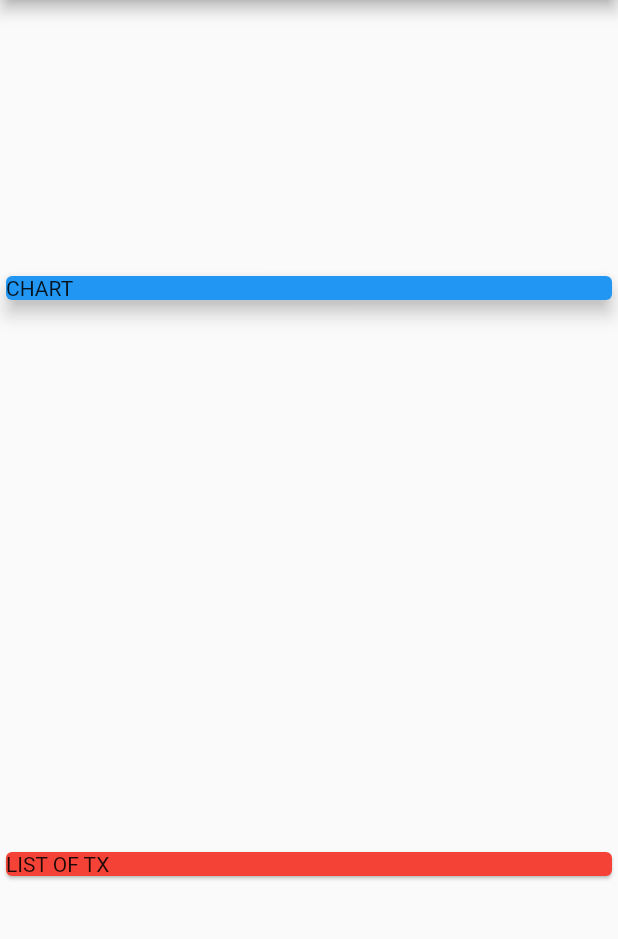
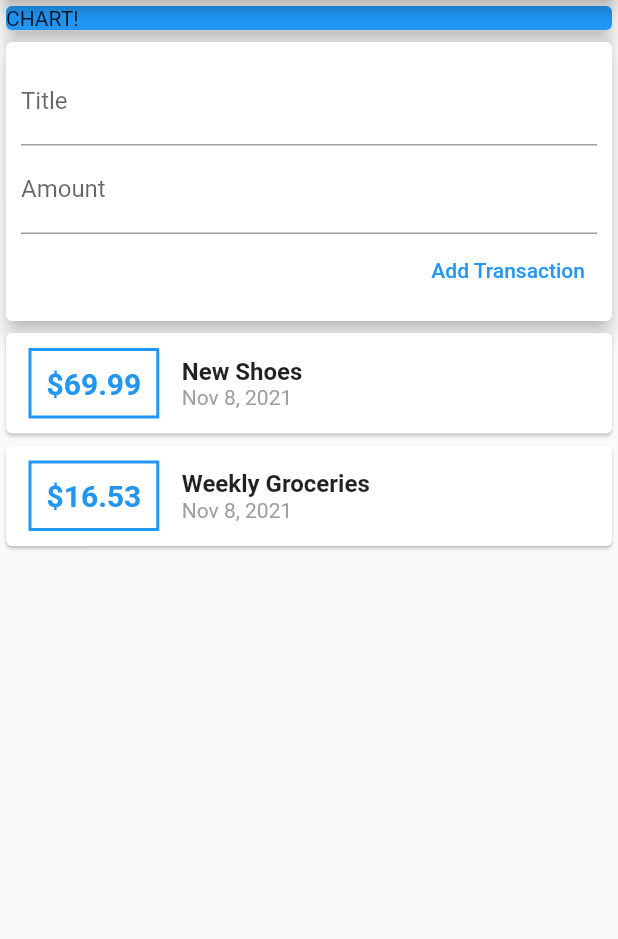
Before and after one commit to davidaodejobi/Flutter-and-Dart-Course, a Flutter app: the screen it shows after launch, on a phone screen of 412 x 824 dp, the part 84-1023 px from its top. Run offline on Flutter 3.47's test engine with Material 2 defaults, Android fonts, the phone set to English and light mode, and no system bars.

Commit message:
transaction card built, intl package added to format date-time. text fields added for text inputs

```diff
--- a/expenses_tracker/lib/main.dart
+++ b/expenses_tracker/lib/main.dart
@@ -1,4 +1,7 @@
 import 'package:flutter/material.dart';
+import 'package:intl/intl.dart';
+
+import 'transaction.dart';
 
 void main() {
   runApp(const MyApp());
@@ -28,6 +31,21 @@ class Homepage extends StatefulWidget {
 }
 
 class _HomepageState extends State<Homepage> {
+  final List<Transaction> transactions = [
+    Transaction(
+      id: 't1',
+      title: 'New Shoes',
+      amount: 69.99,
+      date: DateTime.now(),
+    ),
+    Transaction(
+      id: 't2',
+      title: 'Weekly Groceries',
+      amount: 16.53,
+      date: DateTime.now(),
+    ),
+  ];
+
   @override
   Widget build(BuildContext context) {
     return Scaffold(
@@ -35,20 +53,86 @@ class _HomepageState extends State<Homepage> {
         title: const Text('Expenses Tracker'),
       ),
       body: Column(
-        mainAxisAlignment: MainAxisAlignment.spaceAround,
+        // mainAxisAlignment: MainAxisAlignment.start,
         crossAxisAlignment: CrossAxisAlignment.stretch,
-        children: [
-          Container(
+        children: <Widget>[
+          const SizedBox(
             width: double.infinity,
-            child: const Card(
+            child: Card(
               color: Colors.blue,
-              child: Text('CHART'),
+              child: Text('CHART!'),
               elevation: 5,
             ),
           ),
-          const Card(
-            color: Colors.red,
-            child: Text('LIST OF TX'),
+          Card(
+            elevation: 5,
+            child: Container(
+              padding: const EdgeInsets.all(10),
+              child: Column(
+                crossAxisAlignment: CrossAxisAlignment.end,
+                children: [
+                  const TextField(
+                    decoration: InputDecoration(labelText: 'Title'),
+                  ),
+                  const TextField(
+                    decoration: InputDecoration(labelText: 'Amount'),
+                  ),
+                  TextButton(
+                    child: const Text('Add Transaction'),
+                    onPressed: () {},
+                  ),
+                ],
+              ),
+            ),
+          ),
+          Column(
+            children: transactions.map((tx) {
+              return Card(
+                child: Row(
+                  children: <Widget>[
+                    Container(
+                      margin: const EdgeInsets.symmetric(
+                        vertical: 10,
+                        horizontal: 15,
+                      ),
+                      decoration: BoxDecoration(
+                        border: Border.all(
+                          color: Colors.blue,
+                          width: 2,
+                        ),
+                      ),
+                      padding: const EdgeInsets.all(10),
+                      child: Text(
+                        '\$${tx.amount}',
+                        style: const TextStyle(
+                          fontWeight: FontWeight.bold,
+                          fontSize: 20,
+                          color: Colors.blue,
+                        ),
+                      ),
+                    ),
+                    Column(
+                      crossAxisAlignment: CrossAxisAlignment.start,
+                      children: <Widget>[
+                        Text(
+                          tx.title!,
+                          style: const TextStyle(
+                            fontSize: 16,
+                            fontWeight: FontWeight.bold,
+                          ),
+                        ),
+                        Text(
+                          DateFormat.yMMMd().format(tx.date!),
+                          style: const TextStyle(
+                            color: Colors.grey,
+                          ),
+                        ),
+                      ],
+                    ),
+                  ],
+                ),
+              );
+            }).toList(),
           ),
         ],
       ),
--- a/expenses_tracker/lib/transaction.dart
+++ b/expenses_tracker/lib/transaction.dart
@@ -0,0 +1,13 @@
+class Transaction {
+  final String? id;
+  final String? title;
+  final double? amount;
+  final DateTime? date;
+
+  Transaction({
+    required this.id,
+   required this.title,
+    required this.amount,
+    required this.date,
+  });
+}
--- a/expenses_tracker/pubspec.yaml
+++ b/expenses_tracker/pubspec.yaml
@@ -34,6 +34,7 @@ dependencies:
   # The following adds the Cupertino Icons font to your application.
   # Use with the CupertinoIcons class for iOS style icons.
   cupertino_icons: ^1.0.2
+  intl: ^0.17.0
 
 dev_dependencies:
   flutter_test:
```
Also changed, not shown: expenses_tracker/pubspec.lock.
